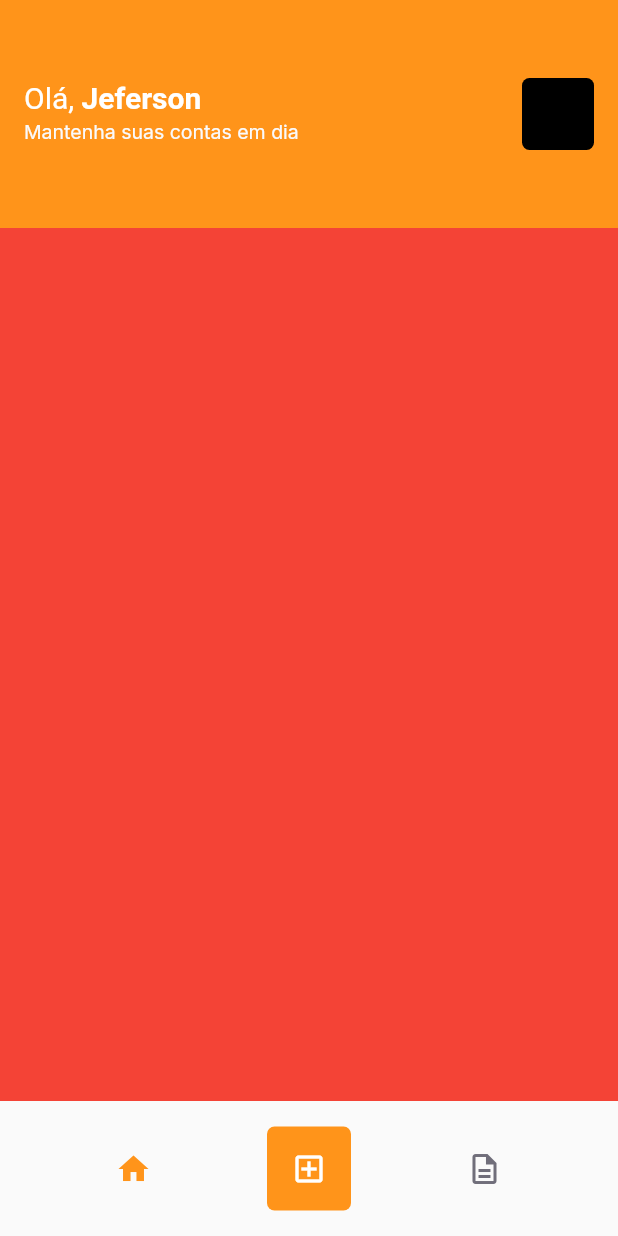
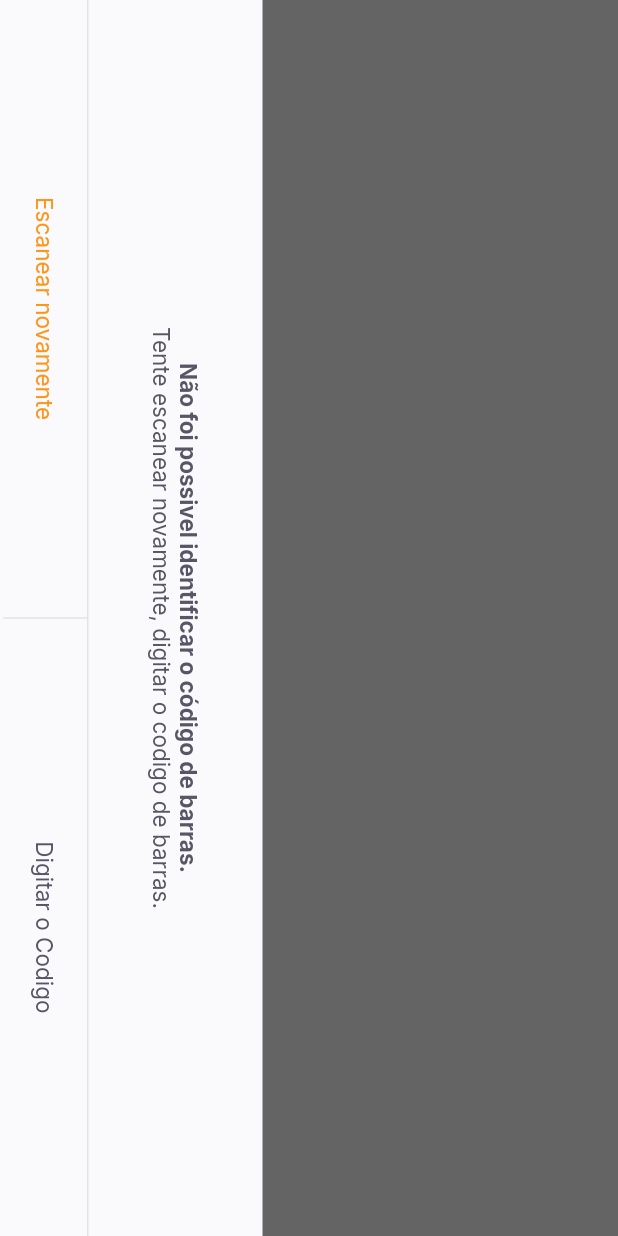
Before and after one commit to schein00/nlw_flutter, a Flutter app: the HomePage screen opened by its route, after a tap on the "add box" icon, on a phone screen of 412 x 824 dp. Run offline on Flutter 3.47's test engine with Material 2 defaults, Android fonts, the phone set to English and light mode, and no system bars; our stand-ins replace firebase_core, google_fonts, google_sign_in, shared_preferences; accounts and stored records are empty.

Commit message:
Cretate the buttons widgets

```diff
--- a/payflow/lib/app_widget.dart
+++ b/payflow/lib/app_widget.dart
@@ -3,6 +3,7 @@ import 'package:payflow/modules/home/home_page.dart';
 import 'package:payflow/modules/splash/splash_page.dart';
 import 'package:payflow/shared/themes/app_colors.dart';
 
+import 'modules/barcode_scanner/barcode_scaner_page.dart';
 import 'modules/login/login_page.dart';
 
 class PayFlow extends StatelessWidget {
@@ -12,12 +13,16 @@ class PayFlow extends StatelessWidget {
   Widget build(BuildContext context) {
     return MaterialApp(
       title: 'Pay Flow',
-      theme: ThemeData(primaryColor: AppColors.primary),
+      theme: ThemeData(
+        primaryColor: AppColors.primary,
+        primarySwatch: Colors.orange,
+      ),
       initialRoute: '/splash',
       routes: {
         '/home': (context) => HomePage(),
         '/login': (context) => LoginPage(),
-        '/splash': (context) => SplashPage()
+        '/splash': (context) => SplashPage(),
+        '/barcode_scanner': (context) => BarcodeScannerPage()
       },
     );
   }
--- /dev/null
+++ b/payflow/lib/modules/barcode_scanner/barcode_scaner_page.dart
@@ -0,0 +1,64 @@
+import 'package:flutter/material.dart';
+import 'package:payflow/shared/themes/app_colors.dart';
+import 'package:payflow/shared/themes/app_text_styles.dart';
+import 'package:payflow/shared/widgets/bottom_sheet/bottom_sheet_widget.dart';
+import 'package:payflow/shared/widgets/set_label_buttons/set_label_buttons.dart';
+
+class BarcodeScannerPage extends StatefulWidget {
+  const BarcodeScannerPage({Key? key}) : super(key: key);
+
+  @override
+  _BarcodeScannerPageState createState() => _BarcodeScannerPageState();
+}
+
+class _BarcodeScannerPageState extends State<BarcodeScannerPage> {
+  @override
+  Widget build(BuildContext context) {
+    return BottomSheetWidget(
+      title: 'Não foi possivel identificar o código de barras.',
+      subtitle: 'Tente escanear novamente, digitar o codigo de barras.',
+      primaryLabel: 'Escanear novamente',
+      secondaryLabel: 'Digitar o Codigo',
+      primaryOnPressed: () {},
+      secondaryOnPressed: () {},
+    );
+    return SafeArea(
+      child: RotatedBox(
+        quarterTurns: 1,
+        child: Scaffold(
+            appBar: AppBar(
+              backgroundColor: Colors.black,
+              title: Text('Escaneie o código de barras do boleto',
+                  style: TextStyles.buttonBackground),
+              centerTitle: true,
+              leading: BackButton(
+                color: AppColors.background,
+              ),
+            ),
+            body: Column(
+              children: [
+                Expanded(
+                    child: Container(
+                  color: Colors.black,
+                )),
+                Expanded(
+                    flex: 2,
+                    child: Container(
+                      color: Colors.transparent,
+                    )),
+                Expanded(
+                    child: Container(
+                  color: Colors.black,
+                ))
+              ],
+            ),
+            bottomNavigationBar: SetLabelButtons(
+              primaryLabel: 'Inserir o código do boleto',
+              primaryOnPressed: () {},
+              secondaryLabel: 'Adicionar da galeria',
+              secondaryOnPressed: () {},
+            )),
+      ),
+    );
+  }
+}
--- a/payflow/lib/modules/home/home_page.dart
+++ b/payflow/lib/modules/home/home_page.dart
@@ -72,7 +72,7 @@ class _HomePageState extends State<HomePage> {
             ),
             GestureDetector(
                 onTap: () {
-                  print('clicou home');
+                  Navigator.pushNamed(context, '/barcode_scanner');
                 },
                 child: Container(
                   width: 56,
@@ -81,7 +81,9 @@ class _HomePageState extends State<HomePage> {
                       color: AppColors.primary,
                       borderRadius: BorderRadius.circular(5)),
                   child: IconButton(
-                    onPressed: () {},
+                    onPressed: () {
+                      Navigator.pushNamed(context, '/barcode_scanner');
+                    },
                     icon: Icon(Icons.add_box_outlined),
                     color: AppColors.background,
                   ),
--- /dev/null
+++ b/payflow/lib/shared/widgets/bottom_sheet/bottom_sheet_widget.dart
@@ -0,0 +1,76 @@
+import 'package:flutter/material.dart';
+import 'package:payflow/shared/themes/app_colors.dart';
+import 'package:payflow/shared/themes/app_text_styles.dart';
+import 'package:payflow/shared/widgets/set_label_buttons/set_label_buttons.dart';
+
+class BottomSheetWidget extends StatelessWidget {
+  final String primaryLabel;
+  final VoidCallback primaryOnPressed;
+  final String secondaryLabel;
+  final VoidCallback secondaryOnPressed;
+  final String title;
+  final String subtitle;
+  const BottomSheetWidget({
+    Key? key,
+    required this.primaryLabel,
+    required this.primaryOnPressed,
+    required this.secondaryLabel,
+    required this.secondaryOnPressed,
+    required this.title,
+    required this.subtitle,
+  }) : super(key: key);
+
+  @override
+  Widget build(BuildContext context) {
+    return SafeArea(
+      child: RotatedBox(
+        quarterTurns: 1,
+        child: Material(
+          child: Container(
+            color: AppColors.shape,
+            child: Column(
+              children: [
+                Expanded(
+                    child: Container(
+                  color: Colors.black.withOpacity(0.6),
+                )),
+                Column(
+                  children: [
+                    Padding(
+                      padding: const EdgeInsets.all(40),
+                      child: Text.rich(
+                        TextSpan(
+                            text: title,
+                            style: TextStyles.buttonBoldHeading,
+                            children: [
+                              TextSpan(
+                                  text: '\n$subtitle',
+                                  style: TextStyles.buttonHeading)
+                            ]),
+                        textAlign: TextAlign.center,
+                      ),
+                    ),
+                    Container(
+                      height: 1,
+                      color: AppColors.stroke,
+                    ),
+                    SetLabelButtons(
+                      enablePrimariColor: true,
+                      primaryLabel: primaryLabel,
+                      primaryOnPressed: primaryOnPressed,
+                      secondaryLabel: secondaryLabel,
+                      secondaryOnPressed: secondaryOnPressed,
+                    ),
+                    SizedBox(
+                      height: 2,
+                    )
+                  ],
+                ),
+              ],
+            ),
+          ),
+        ),
+      ),
+    );
+  }
+}
--- /dev/null
+++ b/payflow/lib/shared/widgets/divider_vertical/divider_vertical_widget.dart
@@ -0,0 +1,15 @@
+import 'package:flutter/material.dart';
+import 'package:payflow/shared/themes/app_colors.dart';
+
+class DividerVerticalWidget extends StatelessWidget {
+  const DividerVerticalWidget({Key? key}) : super(key: key);
+
+  @override
+  Widget build(BuildContext context) {
+    return Container(
+      width: 1,
+      height: double.maxFinite,
+      color: AppColors.stroke,
+    );
+  }
+}
--- /dev/null
+++ b/payflow/lib/shared/widgets/label_bottun/label_button.dart
@@ -0,0 +1,28 @@
+import 'package:flutter/material.dart';
+import 'package:payflow/shared/themes/app_text_styles.dart';
+
+class LabelButton extends StatelessWidget {
+  final String label;
+  final VoidCallback onPressed;
+  final TextStyle? style;
+  const LabelButton({
+    Key? key,
+    required this.label,
+    required this.onPressed,
+    this.style,
+  }) : super(key: key);
+
+  @override
+  Widget build(BuildContext context) {
+    return Container(
+      height: 56,
+      child: TextButton(
+        onPressed: onPressed,
+        child: Text(
+          label,
+          style: style ?? TextStyles.buttonHeading,
+        ),
+      ),
+    );
+  }
+}
--- /dev/null
+++ b/payflow/lib/shared/widgets/set_label_buttons/set_label_buttons.dart
@@ -0,0 +1,43 @@
+import 'package:flutter/material.dart';
+import 'package:payflow/shared/themes/app_text_styles.dart';
+import 'package:payflow/shared/widgets/divider_vertical/divider_vertical_widget.dart';
+import 'package:payflow/shared/widgets/label_bottun/label_button.dart';
+
+class SetLabelButtons extends StatelessWidget {
+  final String primaryLabel;
+  final VoidCallback primaryOnPressed;
+  final String secondaryLabel;
+  final VoidCallback secondaryOnPressed;
+  final bool enablePrimariColor;
+  const SetLabelButtons(
+      {Key? key,
+      required this.primaryLabel,
+      required this.primaryOnPressed,
+      required this.secondaryLabel,
+      required this.secondaryOnPressed,
+      this.enablePrimariColor = false})
+      : super(key: key);
+
+  @override
+  Widget build(BuildContext context) {
+    return Container(
+      height: 56,
+      child: Row(children: [
+        Expanded(
+          child: LabelButton(
+            label: primaryLabel,
+            onPressed: primaryOnPressed,
+            style: enablePrimariColor ? TextStyles.buttonPrimary : null,
+          ),
+        ),
+        DividerVerticalWidget(),
+        Expanded(
+          child: LabelButton(
+            label: secondaryLabel,
+            onPressed: secondaryOnPressed,
+          ),
+        )
+      ]),
+    );
+  }
+}
--- a/payflow/pubspec.yaml
+++ b/payflow/pubspec.yaml
@@ -32,6 +32,9 @@ dependencies:
   google_sign_in: ^5.0.4
   google_sign_in_web: ^0.10.0
   shared_preferences: ^2.0.6
+  google_ml_kit: ^0.6.0
+  camera: ^0.8.1+4
+  image_picker: ^0.8.1+3
 
 dev_dependencies:
   flutter_test:
```
Also changed, not shown: payflow/pubspec.lock.
